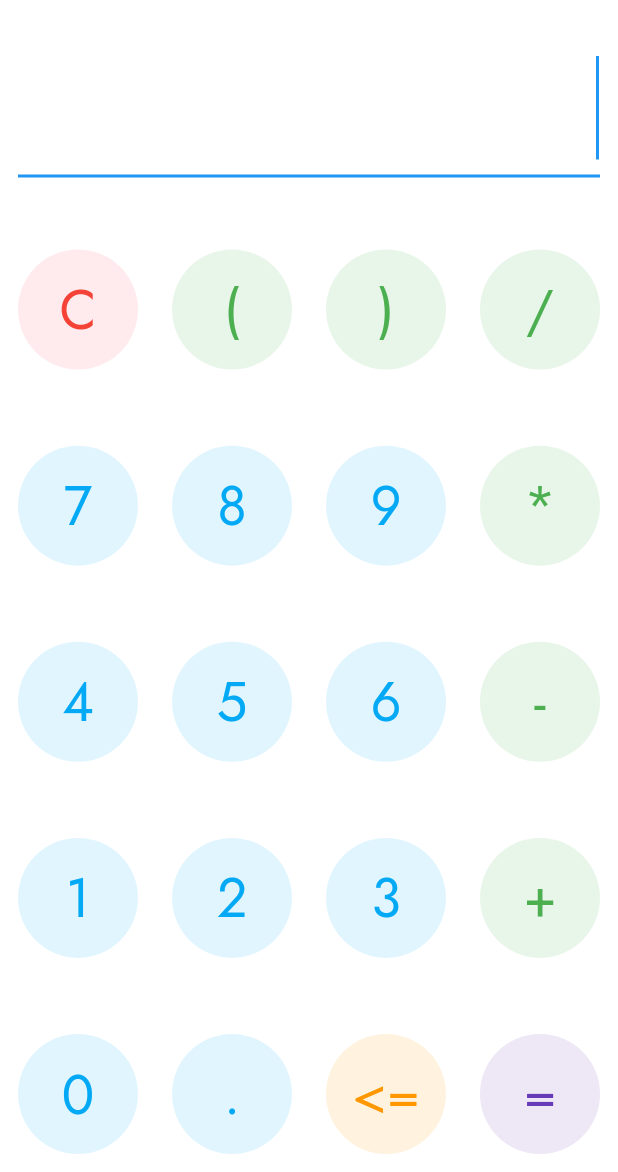
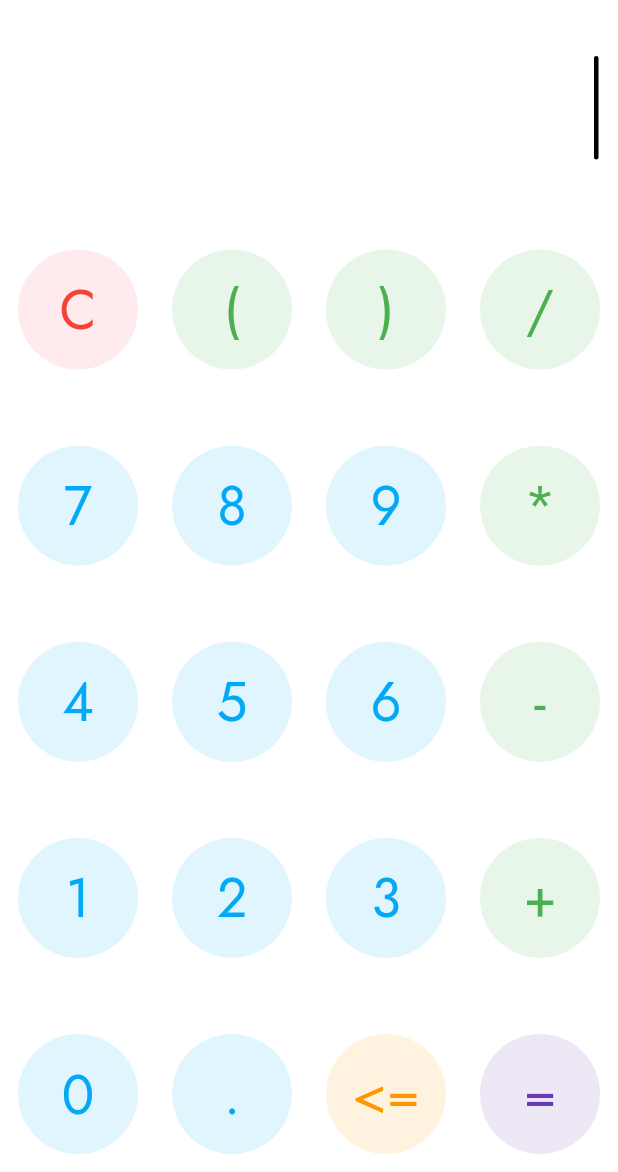
Before and after one commit to grand0/calculator, a Flutter app: the screen it shows after launch, on a phone screen of 412 x 824 dp, the part 64-1236 px from its top. Run offline on Flutter 3.47's test engine with Material 2 defaults, Android fonts, the phone set to English and light mode, and no system bars; our stand-ins replace google_fonts; missing offline and left inert: function_tree.

Commit message:
Minor visual changes for expression text field

```diff
--- a/lib/pages/calculator.dart
+++ b/lib/pages/calculator.dart
@@ -36,6 +36,12 @@ class Calculator extends StatelessWidget {
               ),
               autofocus: true,
               textAlign: TextAlign.right,
+              decoration: InputDecoration(
+                border: InputBorder.none,
+              ),
+              cursorColor: Colors.black,
+              cursorRadius: Radius.circular(3.0),
+              cursorWidth: 3,
             ),
             const SizedBox(height: 48.0),
             Expanded(child: generateKeyboard()),
```
